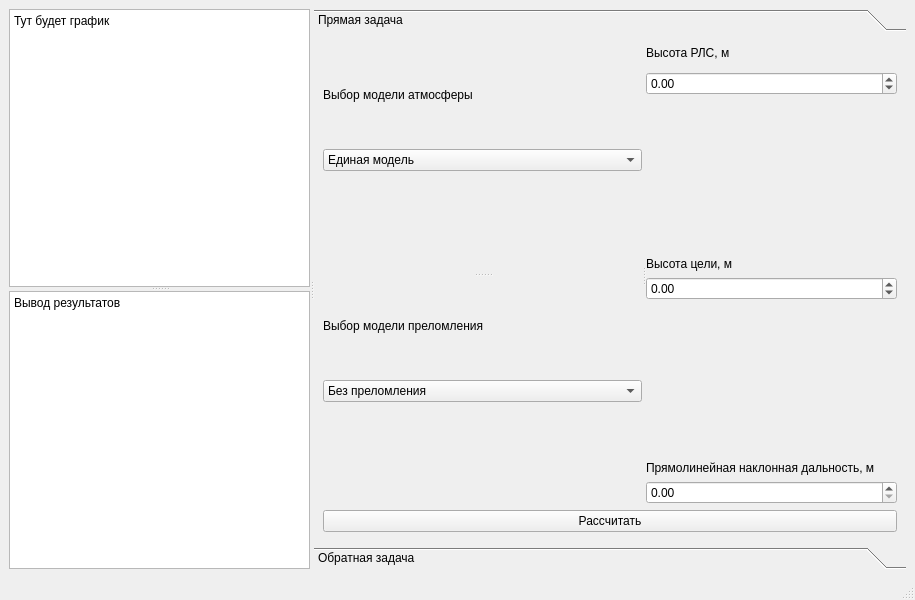
The window that gui/mainwindow.ui (St0rm-Petrel/Troposphere-refraction-2026) describes before a commit, drawn with Qt 5.
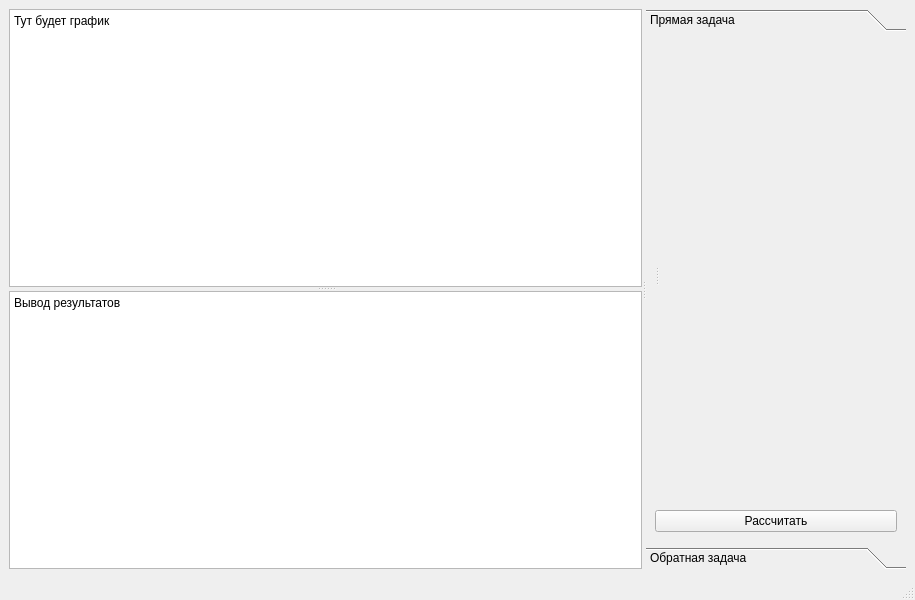
The same window after the commit. Custom widgets are drawn as their Qt base class.

Commit message:
changed structure of main window
теперь выбор модели находится не на основном экране, а в отдельных виджетах. + переименовала некоторые объекты

The edit to the form file:
```diff
--- a/gui/mainwindow.ui
+++ b/gui/mainwindow.ui
@@ -16,7 +16,7 @@
   <widget class="QWidget" name="centralwidget">
    <layout class="QGridLayout" name="gridLayout_2">
     <item row="0" column="0">
-     <widget class="QSplitter" name="splitter_5">
+     <widget class="QSplitter" name="splitter_2">
       <property name="orientation">
        <enum>Qt::Horizontal</enum>
       </property>
@@ -72,175 +72,36 @@
          <rect>
           <x>0</x>
           <y>0</y>
-          <width>609</width>
-          <height>471</height>
+          <width>280</width>
+          <height>485</height>
          </rect>
         </property>
         <attribute name="label">
          <string>Прямая задача</string>
         </attribute>
-        <layout class="QGridLayout" name="gridLayout_3">
+        <layout class="QGridLayout" name="gridLayout">
          <item row="0" column="0">
-          <widget class="QSplitter" name="splitter_3">
+          <widget class="QSplitter" name="splitter">
            <property name="orientation">
             <enum>Qt::Horizontal</enum>
            </property>
-           <widget class="QSplitter" name="splitter_2">
-            <property name="orientation">
-             <enum>Qt::Vertical</enum>
-            </property>
-            <widget class="QWidget" name="layoutWidget">
-             <layout class="QVBoxLayout" name="verticalLayout">
-              <item>
-               <widget class="QLabel" name="label_8">
-                <property name="text">
-                 <string>Выбор модели атмосферы</string>
-                </property>
-               </widget>
-              </item>
-              <item>
-               <widget class="QComboBox" name="dir_atm_combo">
-                <item>
-                 <property name="text">
-                  <string>Единая модель</string>
-                 </property>
-                </item>
-                <item>
-                 <property name="text">
-                  <string>Модель с численным интегрированием</string>
-                 </property>
-                </item>
-               </widget>
-              </item>
-              <item>
-               <widget class="QWidget" name="dir_atm_imput" native="true"/>
-              </item>
-             </layout>
-            </widget>
-            <widget class="QWidget" name="layoutWidget">
-             <layout class="QVBoxLayout" name="verticalLayout_2">
-              <item>
-               <widget class="QLabel" name="label">
-                <property name="text">
-                 <string>Выбор модели преломления</string>
-                </property>
-               </widget>
-              </item>
-              <item>
-               <widget class="QComboBox" name="dir_refr_combo">
-                <item>
-                 <property name="text">
-                  <string>Без преломления</string>
-                 </property>
-                </item>
-                <item>
-                 <property name="text">
-                  <string>Модель эффективного радиуса «4/3»</string>
-                 </property>
-                </item>
-                <item>
-                 <property name="text">
-                  <string>Модель среднего значения k</string>
-                 </property>
-                </item>
-                <item>
-                 <property name="text">
-                  <string>Модель среднего значения радиуса кривизны</string>
-                 </property>
-                </item>
-               </widget>
-              </item>
-              <item>
-               <widget class="QWidget" name="dir_refr_imput" native="true"/>
-              </item>
-             </layout>
-            </widget>
-           </widget>
            <widget class="QWidget" name="layoutWidget">
-            <layout class="QVBoxLayout" name="verticalLayout_5">
+            <layout class="QVBoxLayout" name="verticalLayout">
              <item>
-              <widget class="QLabel" name="label_13">
-               <property name="text">
-                <string>Высота РЛС, м</string>
-               </property>
-              </widget>
+              <widget class="AtmosphereSelection" name="dir_atm_sel" native="true"/>
              </item>
              <item>
-              <widget class="Line" name="line">
-               <property name="orientation">
-                <enum>Qt::Vertical</enum>
-               </property>
-              </widget>
+              <widget class="AtmosphereInput" name="dir_atm_input" native="true"/>
              </item>
              <item>
-              <widget class="QDoubleSpinBox" name="dir_hs">
-               <property name="minimum">
-                <double>-10000.000000000000000</double>
-               </property>
-               <property name="maximum">
-                <double>10000.000000000000000</double>
-               </property>
-              </widget>
+              <widget class="RefractionSelection" name="dir_refr_sel" native="true"/>
              </item>
              <item>
-              <spacer name="verticalSpacer">
-               <property name="orientation">
-                <enum>Qt::Vertical</enum>
-               </property>
-               <property name="sizeHint" stdset="0">
-                <size>
-                 <width>20</width>
-                 <height>18</height>
-                </size>
-               </property>
-              </spacer>
-             </item>
-             <item>
-              <widget class="QLabel" name="label_12">
-               <property name="text">
-                <string>Высота цели, м</string>
-               </property>
-              </widget>
-             </item>
-             <item>
-              <widget class="QDoubleSpinBox" name="dir_ha">
-               <property name="minimum">
-                <double>-10000.000000000000000</double>
-               </property>
-               <property name="maximum">
-                <double>10000.000000000000000</double>
-               </property>
-              </widget>
-             </item>
-             <item>
-              <spacer name="verticalSpacer_3">
-               <property name="orientation">
-                <enum>Qt::Vertical</enum>
-               </property>
-               <property name="sizeHint" stdset="0">
-                <size>
-                 <width>20</width>
-                 <height>18</height>
-                </size>
-               </property>
-              </spacer>
-             </item>
-             <item>
-              <widget class="QLabel" name="label_11">
-               <property name="text">
-                <string>Прямолинейная наклонная дальность, м</string>
-               </property>
-              </widget>
-             </item>
-             <item>
-              <widget class="QDoubleSpinBox" name="dir_r">
-               <property name="maximum">
-                <double>10000.000000000000000</double>
-               </property>
-              </widget>
+              <widget class="RefractionInput" name="dir_refr_input" native="true"/>
              </item>
             </layout>
            </widget>
+           <widget class="GeometryInput" name="dir_geom_input" native="true"/>
           </widget>
          </item>
          <item row="1" column="0">
@@ -257,81 +118,29 @@
          <rect>
           <x>0</x>
           <y>0</y>
-          <width>592</width>
+          <width>280</width>
           <height>485</height>
          </rect>
         </property>
         <attribute name="label">
          <string>Обратная задача</string>
         </attribute>
-        <layout class="QGridLayout" name="gridLayout">
+        <layout class="QGridLayout" name="gridLayout_3">
          <item row="0" column="0">
-          <widget class="QSplitter" name="splitter">
-           <property name="orientation">
-            <enum>Qt::Vertical</enum>
-           </property>
-           <widget class="QWidget" name="layoutWidget">
-            <layout class="QVBoxLayout" name="verticalLayout_3">
-             <item>
-              <widget class="QLabel" name="label_20">
-               <property name="text">
-                <string>Выбор модели атмосферы</string>
-               </property>
-              </widget>
-             </item>
-             <item>
-              <widget class="QComboBox" name="rev_atm_combo">
-               <item>
-                <property name="text">
-                 <string>Единая модель</string>
-                </property>
-               </item>
-              </widget>
-             </item>
-             <item>
-              <widget class="QWidget" name="rev_atm_imput" native="true"/>
-             </item>
-            </layout>
-           </widget>
-           <widget class="QWidget" name="layoutWidget">
-            <layout class="QVBoxLayout" name="verticalLayout_4">
-             <item>
-              <widget class="QLabel" name="label_2">
-               <property name="text">
-                <string>Выбор модели преломления</string>
-               </property>
-              </widget>
-             </item>
-             <item>
-              <widget class="QComboBox" name="rev_ref_combo">
-               <item>
-                <property name="text">
-                 <string>Без преломления</string>
-                </property>
-               </item>
-               <item>
-                <property name="text">
-                 <string>Модель эффективного радиуса «4/3»</string>
-                </property>
-               </item>
-               <item>
-                <property name="text">
-                 <string>Модель среднего значения k</string>
-                </property>
-               </item>
-               <item>
-                <property name="text">
-                 <string>Модель среднего значения радиуса кривизны</string>
-                </property>
-               </item>
-              </widget>
-             </item>
-             <item>
-              <widget class="QWidget" name="rev_refr_imput" native="true"/>
-             </item>
-            </layout>
-           </widget>
-          </widget>
+          <layout class="QVBoxLayout" name="verticalLayout_2">
+           <item>
+            <widget class="AtmosphereSelection" name="rev_atm_sel" native="true"/>
+           </item>
+           <item>
+            <widget class="AtmosphereInput" name="rev_atm_input" native="true"/>
+           </item>
+           <item>
+            <widget class="RefractionSelection" name="rev_refr_sel" native="true"/>
+           </item>
+           <item>
+            <widget class="RefractionInput" name="rev_refr_input" native="true"/>
+           </item>
+          </layout>
          </item>
          <item row="1" column="0">
           <widget class="QPushButton" name="reverse_count_button">
@@ -359,6 +168,38 @@
   </widget>
   <widget class="QStatusBar" name="statusbar"/>
  </widget>
+ <customwidgets>
+  <customwidget>
+   <class>GeometryInput</class>
+   <extends>QWidget</extends>
+   <header>geometryinput.h</header>
+   <container>1</container>
+  </customwidget>
+  <customwidget>
+   <class>RefractionInput</class>
+   <extends>QWidget</extends>
+   <header>refractioninput.h</header>
+   <container>1</container>
+  </customwidget>
+  <customwidget>
+   <class>AtmosphereInput</class>
+   <extends>QWidget</extends>
+   <header>atmosphereinput.h</header>
+   <container>1</container>
+  </customwidget>
+  <customwidget>
+   <class>AtmosphereSelection</class>
+   <extends>QWidget</extends>
+   <header>atmosphereselection.h</header>
+   <container>1</container>
+  </customwidget>
+  <customwidget>
+   <class>RefractionSelection</class>
+   <extends>QWidget</extends>
+   <header>refractionselection.h</header>
+   <container>1</container>
+  </customwidget>
+ </customwidgets>
  <resources/>
  <connections/>
 </ui>
```
